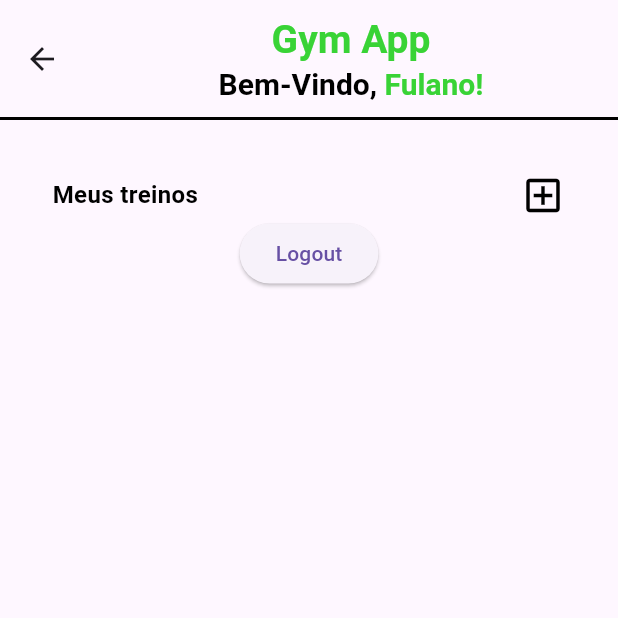
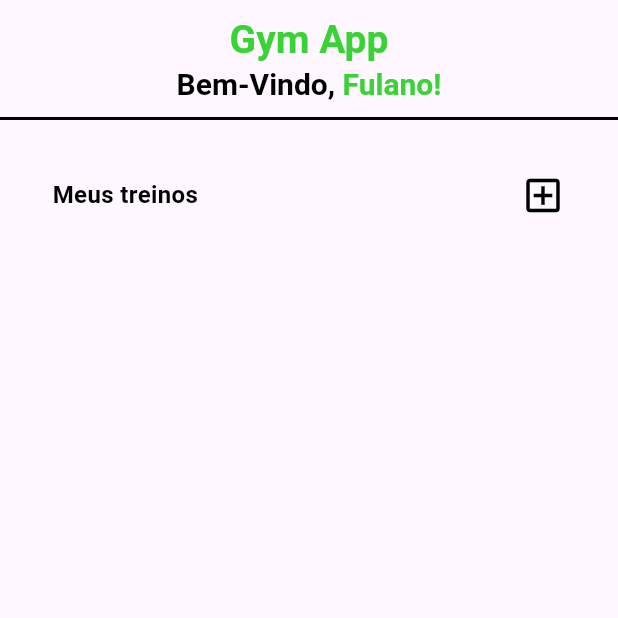
Before and after one commit to ernestosrf/gym-app, a Flutter app: the HomePage screen opened directly, on a phone screen of 412 x 824 dp, the top half of it. Run offline on Flutter 3.47's test engine with Material 3 defaults, Android fonts, the phone set to English and light mode, and no system bars; our stand-ins replace firebase_auth, firebase_core; accounts and stored records are empty; statements that could not run were skipped.

Commit message:
Fix: Header layout and add navigation to training page

```diff
--- a/lib/assets/header/header.dart
+++ b/lib/assets/header/header.dart
@@ -15,6 +15,7 @@ class _Header extends State<Header> {
     return Scaffold(
       appBar: AppBar(
         toolbarHeight: 80,
+        automaticallyImplyLeading: false,
         bottom: PreferredSize(
           preferredSize: const Size.fromHeight(1),
           child: Container(
--- a/lib/home.dart
+++ b/lib/home.dart
@@ -4,6 +4,7 @@ import 'package:firebase_auth/firebase_auth.dart';
 import 'package:flutter/material.dart';
 import 'package:firebase_core/firebase_core.dart';
 import 'package:gym_app/assets/header/header.dart';
+import 'package:gym_app/training.dart';
 import 'firebase_options.dart';
 
 import 'assets/header/header.dart';
@@ -34,10 +35,10 @@ class _HomePage extends State<HomePage> {
         ),
         child: Column(
           children: <Widget>[
-            const Row(
+            Row(
               mainAxisAlignment: MainAxisAlignment.spaceBetween,
               children: [
-                Text(
+                const Text(
                   "Meus treinos",
                   style: TextStyle(
                     fontSize: 16,
@@ -45,19 +46,21 @@ class _HomePage extends State<HomePage> {
                     color: Colors.black,
                   ),
                 ),
-                Icon(
-                  Icons.add_box_outlined,
-                  size: 30,
-                  color: Colors.black,
+                GestureDetector(
+                  onTap: () {
+                    Navigator.push(
+                      context,
+                      MaterialPageRoute(builder: (context) => const TrainingPage()),
+                    );
+                  },
+                  child: const Icon(
+                    Icons.add_box_outlined,
+                    size: 30,
+                    color: Colors.black,
+                  ),
                 )
               ],
             ),
-            ElevatedButton(
-              onPressed: () {
-                FirebaseAuth.instance.signOut();
-              },
-              child: const Text('Logout'),
-            )
           ],
         ),
       )
```
